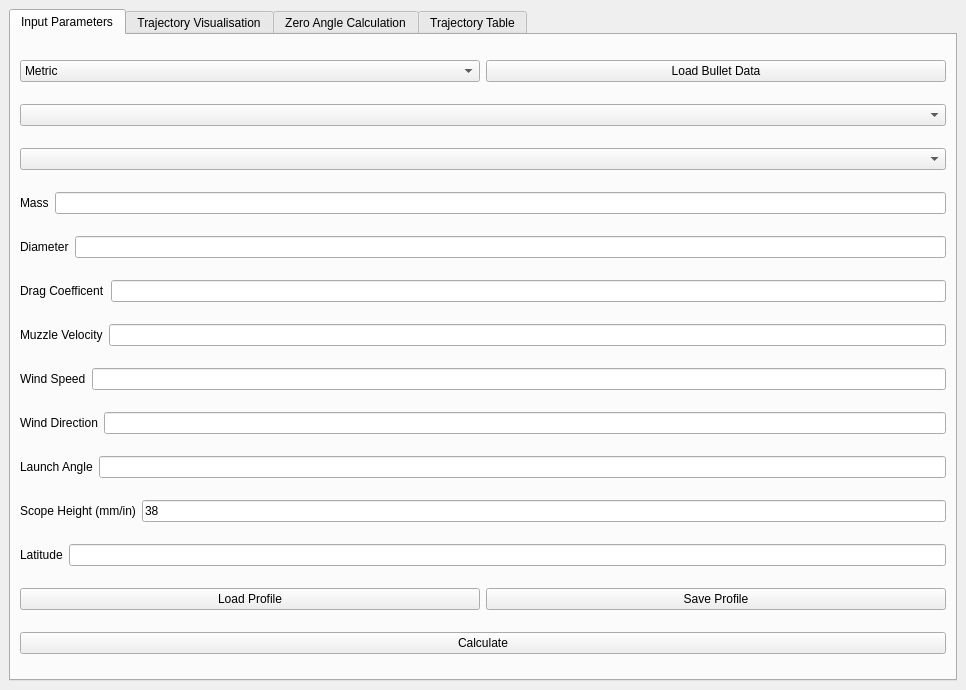
Before: the Qt Designer form mainwindow.ui in bogflap/BallisticCalculator, drawn with Qt 5.
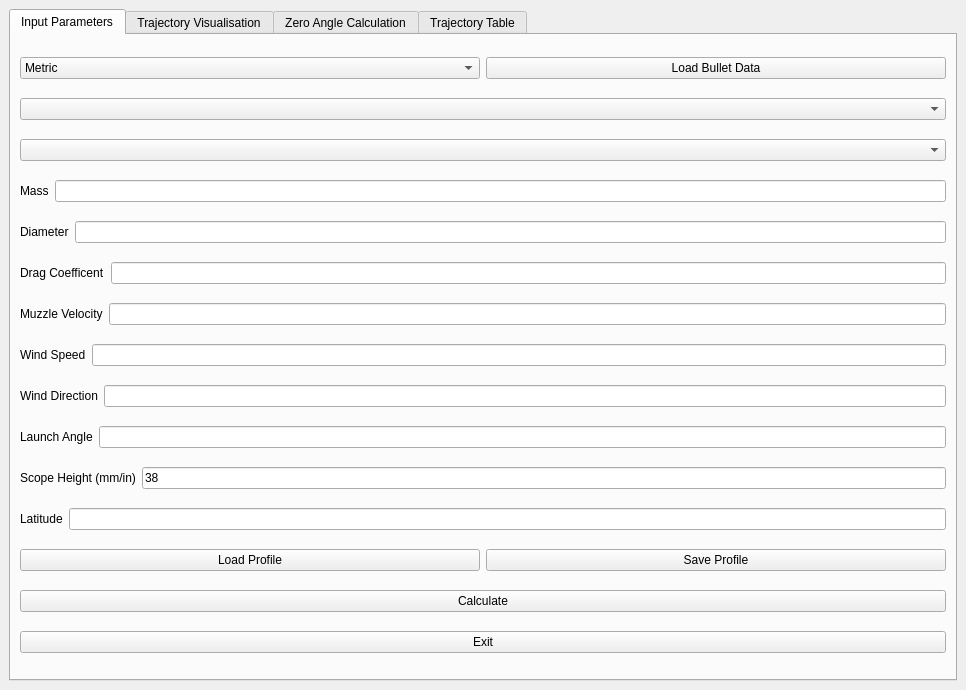
After: the same form once the commit is applied. Custom widgets are drawn as their Qt base class.

Commit message: Added exit button and user close event handling.

```diff
--- a/mainwindow.ui
+++ b/mainwindow.ui
@@ -211,6 +211,13 @@
           </property>
          </widget>
         </item>
+        <item>
+         <widget class="QPushButton" name="exitButton">
+          <property name="text">
+           <string>Exit</string>
+          </property>
+         </widget>
+        </item>
        </layout>
       </widget>
       <widget class="QWidget" name="trajectoryVisualisationTab">
```
The commit also changes 2 other files.
